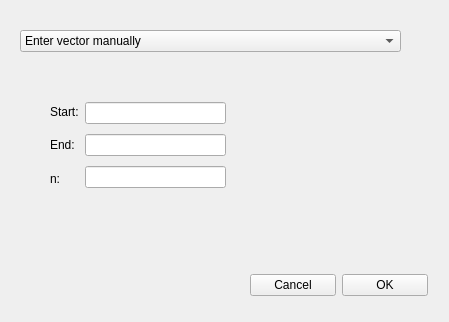
The window that src/gui/frequencies_dialog.ui (Isaac-Martinez-Forte/QFTbx) describes before a commit, drawn with Qt 5.
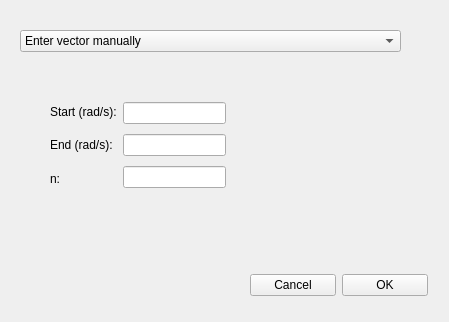
The same window after the commit. The open tabs and pages were chosen to show the change.

Patch:
```diff
--- a/src/gui/frequencies_dialog.ui
+++ b/src/gui/frequencies_dialog.ui
@@ -93,14 +93,14 @@
            <item>
             <widget class="QLabel" name="label_6">
              <property name="text">
-              <string>Start:</string>
+              <string>Start (rad/s):</string>
              </property>
             </widget>
            </item>
            <item>
             <widget class="QLabel" name="label_7">
              <property name="text">
-              <string>End:</string>
+              <string>End (rad/s):</string>
              </property>
             </widget>
            </item>
```
Left out of the diff: 4 changed lines with no effect on the pictures.
